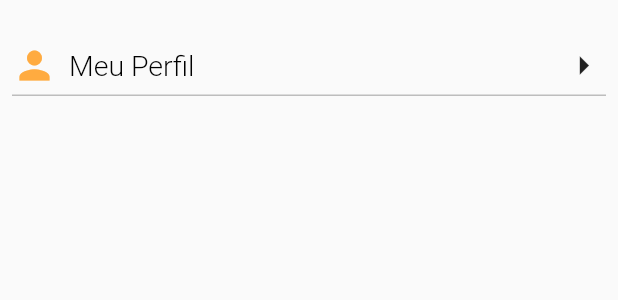
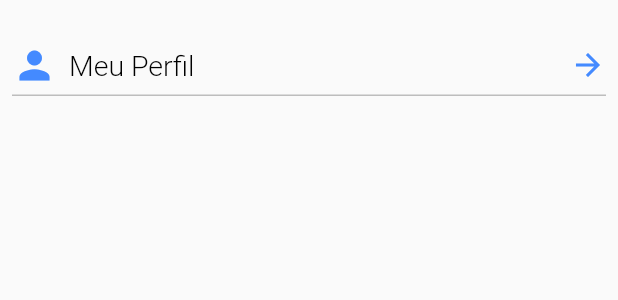
Before and after one commit to CristianBCandia/app-indicar, a Flutter app: the CustomListTile widget shown alone on an empty page, opened directly, on a phone screen of 412 x 824 dp. Shown: the top 300 px of the screen. Run offline on Flutter 3.47's test engine with Material 2 defaults, Android fonts, the phone set to English and light mode, and no system bars; network calls fail.

Commit message:
home menu updated

```diff
--- a/app_indicar/lib/components/home.dart
+++ b/app_indicar/lib/components/home.dart
@@ -90,7 +90,7 @@ class CustomListTile extends StatelessWidget{
               children: <Widget>[
                 Row(
                   children: [
-                    Icon(icon, size: 30, color: Colors.orangeAccent,),
+                    Icon(icon, size: 30, color: Colors.blueAccent,),
                     Padding(
                       padding: const EdgeInsets.all(8.0),
                       child: Text(text, style: TextStyle(
@@ -102,7 +102,7 @@ class CustomListTile extends StatelessWidget{
                     ),
                   ],
                 ),
-                Icon(Icons.arrow_right, size: 30,)
+                Icon(Icons.arrow_forward, color: Colors.blueAccent,)
               ],
             ),
           ),
```
